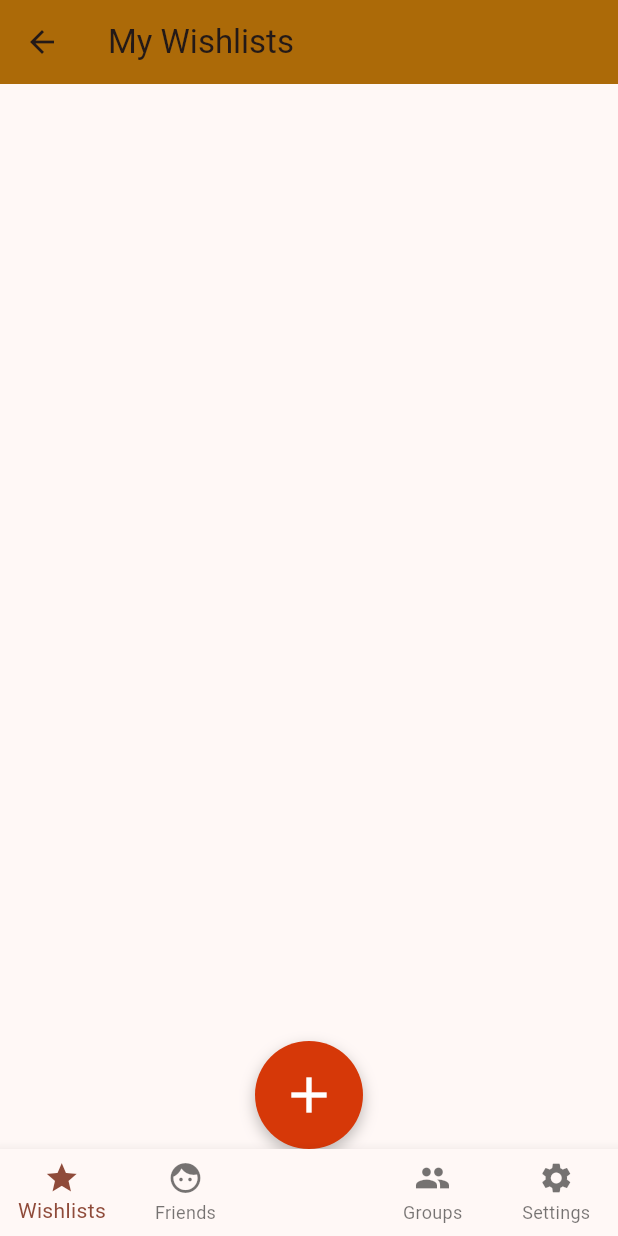
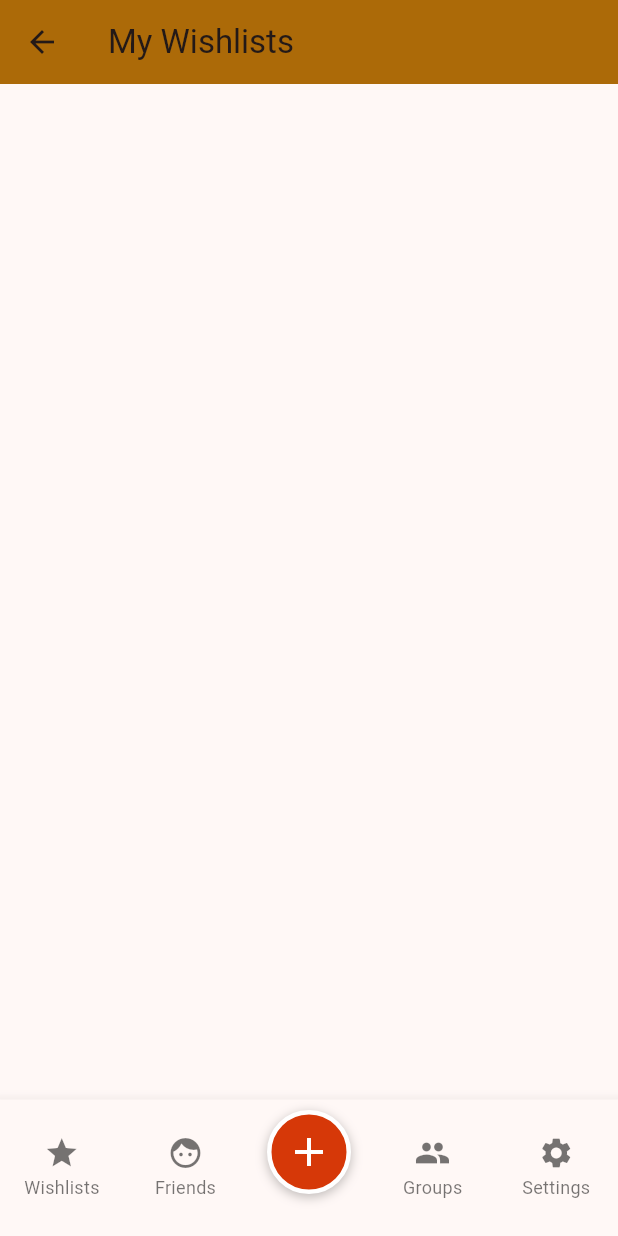
Before and after one commit to SwintonStreet/GiftAppTest, a Flutter app: the WishlistsPage screen opened directly, on a phone screen of 412 x 824 dp. Run offline on Flutter 3.47's test engine with Material 3 defaults, Android fonts, the light colour scheme and no system bars.

Commit message:
Add new item page created

```diff
--- /dev/null
+++ b/lib/add_new_item.dart
@@ -0,0 +1,16 @@
+import 'package:flutter/material.dart';
+
+class AddNewItemPage extends StatelessWidget {
+  const AddNewItemPage({super.key});
+
+  @override
+  Widget build(BuildContext context) {
+    return Scaffold(
+      appBar: AppBar(
+        title: const Text('Add New Item'),
+        backgroundColor: const Color.fromARGB(255, 172, 106, 8),
+      ),
+      body: const Center(child: Text('Add your new item here!')),
+    );
+  }
+}
--- a/lib/wishlist_page.dart
+++ b/lib/wishlist_page.dart
@@ -2,6 +2,7 @@ import 'package:flutter/material.dart';
 import 'settings_page.dart';
 import 'friends_page.dart';
 import 'group_page.dart';
+import 'add_new_item.dart';
 
 class WishlistsPage extends StatelessWidget {
   const WishlistsPage({super.key});
@@ -13,57 +14,48 @@ class WishlistsPage extends StatelessWidget {
         title: const Text('My Wishlists'),
         backgroundColor: const Color.fromARGB(255, 172, 106, 8),
       ),
-      body: Stack(
-        children: [
-          // Main content can go here if needed
-          const SizedBox.expand(),
-          // Overlapping circular + button
-          Positioned(
-            left: 0,
-            right: 0,
-            bottom: 0, // Overlap the nav bar at the bottom
-            child: Center(
-              child: Container(
-                width: 72,
-                height: 72,
-                decoration: BoxDecoration(
-                  color: Color.fromARGB(255, 214, 56, 8),
-                  shape: BoxShape.circle,
-                  boxShadow: [
-                    BoxShadow(
-                      color: Colors.black26,
-                      blurRadius: 8,
-                      offset: Offset(0, 4),
-                    ),
-                  ],
-                ),
-                child: IconButton(
-                  icon: const Icon(Icons.add, size: 40, color: Colors.white),
-                  onPressed: () {
-                    // Add action for + button here
-                  },
-                ),
-              ),
-            ),
-          ),
-        ],
-      ),
+      body: const SizedBox.expand(),
       bottomNavigationBar: BottomNavigationBar(
         type: BottomNavigationBarType.fixed,
-        items: const [
-          BottomNavigationBarItem(icon: Icon(Icons.star), label: 'Wishlists'),
-          BottomNavigationBarItem(icon: Icon(Icons.face), label: 'Friends'),
+        items: [
+          const BottomNavigationBarItem(
+            icon: Icon(Icons.star),
+            label: 'Wishlists',
+          ),
+          const BottomNavigationBarItem(
+            icon: Icon(Icons.face),
+            label: 'Friends',
+          ),
           BottomNavigationBarItem(
-            icon: SizedBox.shrink(), // Placeholder for center
+            icon: Container(
+              width: 56,
+              height: 56,
+              decoration: BoxDecoration(
+                color: const Color.fromARGB(255, 214, 56, 8),
+                shape: BoxShape.circle,
+                border: Border.all(color: Colors.white, width: 3),
+                boxShadow: const [
+                  BoxShadow(
+                    color: Colors.black26,
+                    blurRadius: 6,
+                    offset: Offset(0, 2),
+                  ),
+                ],
+              ),
+              child: const Icon(Icons.add, size: 32, color: Colors.white),
+            ),
             label: '',
           ),
-          BottomNavigationBarItem(icon: Icon(Icons.group), label: 'Groups'),
-          BottomNavigationBarItem(
+          const BottomNavigationBarItem(
+            icon: Icon(Icons.group),
+            label: 'Groups',
+          ),
+          const BottomNavigationBarItem(
             icon: Icon(Icons.settings),
             label: 'Settings',
           ),
         ],
-        currentIndex: 0,
+        currentIndex: 2, // Center selected by default
         onTap: (int index) {
           switch (index) {
             case 0:
@@ -76,6 +68,12 @@ class WishlistsPage extends StatelessWidget {
               Navigator.push(
                 context,
                 MaterialPageRoute(builder: (context) => const FriendsPage()),
+              );
+              break;
+            case 2:
+              Navigator.push(
+                context,
+                MaterialPageRoute(builder: (context) => const AddNewItemPage()),
               );
               break;
             case 3:
```
